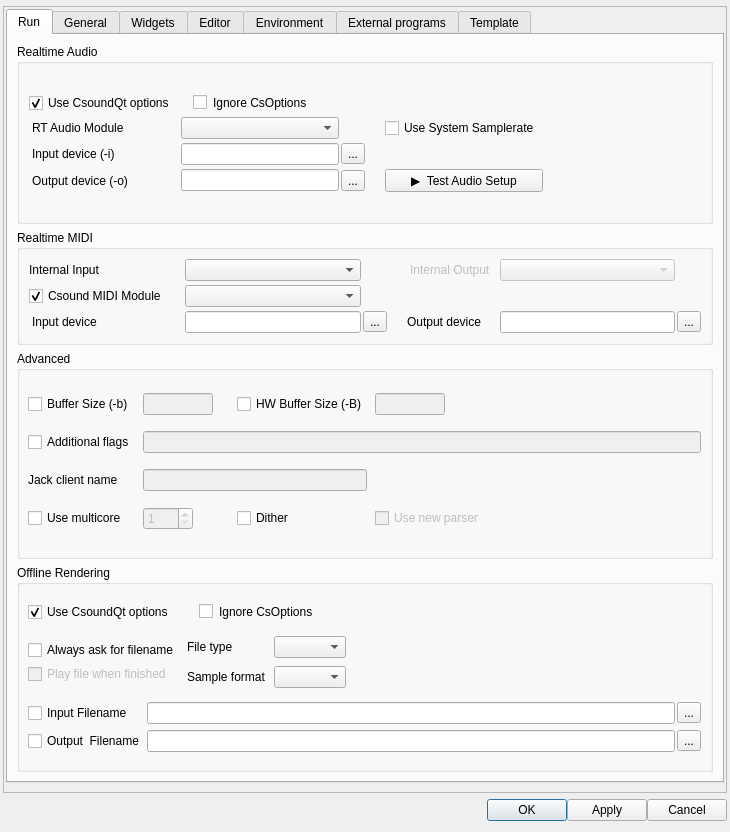
Qt form src/configdialog.ui (CsoundQt/CsoundQt) before a commit.
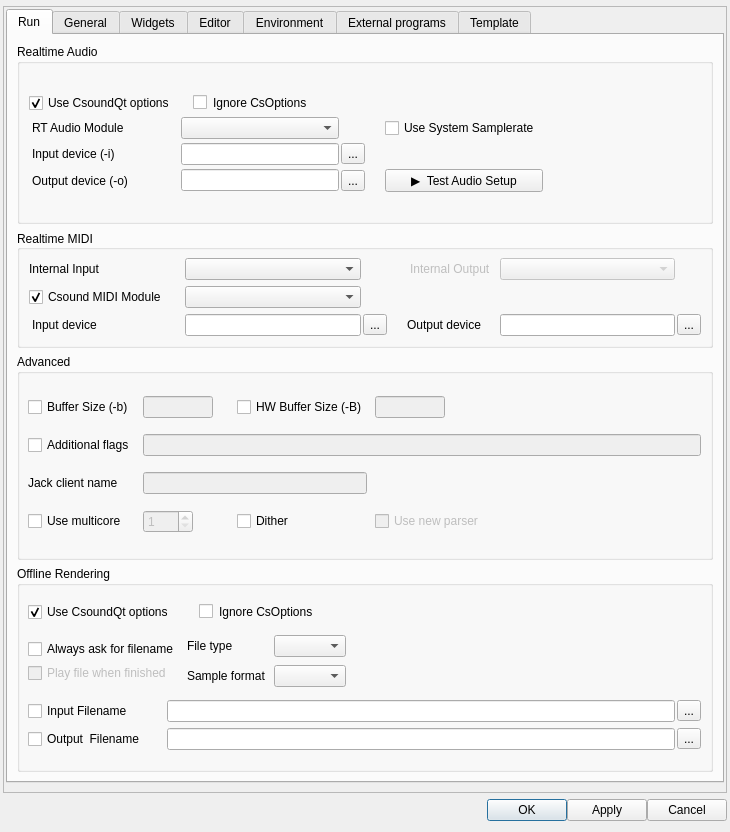
The same form after that commit.

Commit message: option to use system sr; new macos icon and windows icon

Diff of the .ui file:
```diff
--- a/src/configdialog.ui
+++ b/src/configdialog.ui
@@ -370,14 +370,23 @@
              <property name="title">
               <string>Realtime MIDI</string>
              </property>
+             <property name="alignment">
+              <set>Qt::AlignLeading|Qt::AlignLeft|Qt::AlignVCenter</set>
+             </property>
              <layout class="QGridLayout" name="gridLayout_8">
+              <property name="topMargin">
+               <number>8</number>
+              </property>
+              <property name="verticalSpacing">
+               <number>4</number>
+              </property>
               <item row="2" column="0" colspan="5">
                <layout class="QGridLayout" name="midilayout">
                 <property name="horizontalSpacing">
                  <number>2</number>
                 </property>
                 <property name="verticalSpacing">
-                 <number>4</number>
+                 <number>6</number>
                 </property>
                 <item row="2" column="3">
                  <widget class="QToolButton" name="midiInputToolButton">
@@ -830,7 +839,14 @@
                 <property name="verticalSpacing">
                  <number>6</number>
                 </property>
-                <item row="0" column="1">
+                <item row="0" column="3">
+                 <widget class="QToolButton" name="inputFilenameToolButton">
+                  <property name="text">
+                   <string>...</string>
+                  </property>
+                 </widget>
+                </item>
+                <item row="0" column="2">
                  <widget class="QLineEdit" name="InputFilenameLineEdit"/>
                 </item>
                 <item row="0" column="0">
@@ -840,13 +856,6 @@
                   </property>
                  </widget>
                 </item>
-                <item row="0" column="2">
-                 <widget class="QToolButton" name="inputFilenameToolButton">
-                  <property name="text">
-                   <string>...</string>
-                  </property>
-                 </widget>
-                </item>
                 <item row="1" column="0">
                  <widget class="QCheckBox" name="OutputFilenameCheckBox">
                   <property name="styleSheet">
@@ -857,16 +866,32 @@
                   </property>
                  </widget>
                 </item>
-                <item row="1" column="1">
+                <item row="1" column="2">
                  <widget class="QLineEdit" name="OutputFilenameLineEdit"/>
                 </item>
-                <item row="1" column="2">
+                <item row="1" column="3">
                  <widget class="QToolButton" name="outputFilenameToolButton">
                   <property name="text">
                    <string>...</string>
                   </property>
                  </widget>
                 </item>
+                <item row="0" column="1">
+                 <spacer name="horizontalSpacer_10">
+                  <property name="orientation">
+                   <enum>Qt::Horizontal</enum>
+                  </property>
+                  <property name="sizeType">
+                   <enum>QSizePolicy::Fixed</enum>
+                  </property>
+                  <property name="sizeHint" stdset="0">
+                   <size>
+                    <width>20</width>
+                    <height>20</height>
+                   </size>
+                  </property>
+                 </spacer>
+                </item>
                </layout>
               </item>
               <item row="2" column="0">
```
Left out of the diff: 3 changed lines with no effect on the pictures. The commit also changes 5 other files.
